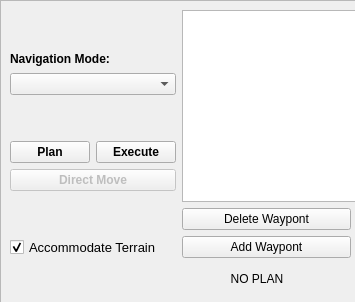
Qt form ui/navigation_controls_widget.ui (swhart115/nasa_robot_teleop) before a commit.
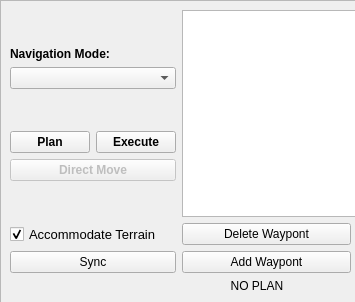
The same form after that commit.

Commit message: added orientation sync button to nav panel of IC RViz gui

Patch:
```diff
--- a/ui/navigation_controls_widget.ui
+++ b/ui/navigation_controls_widget.ui
@@ -262,6 +262,13 @@
           </property>
          </widget>
         </item>
+        <item>
+         <widget class="QPushButton" name="sync_orientation_button">
+          <property name="text">
+           <string>Sync</string>
+          </property>
+         </widget>
+        </item>
        </layout>
       </item>
      </layout>
```
The commit also changes 4 other files.
